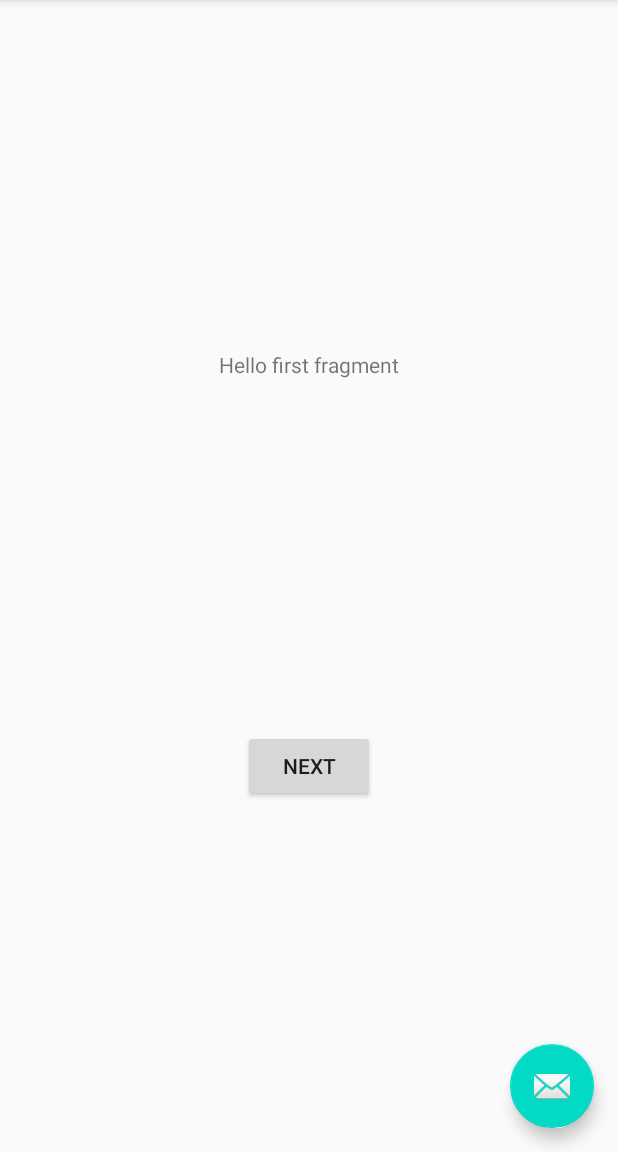
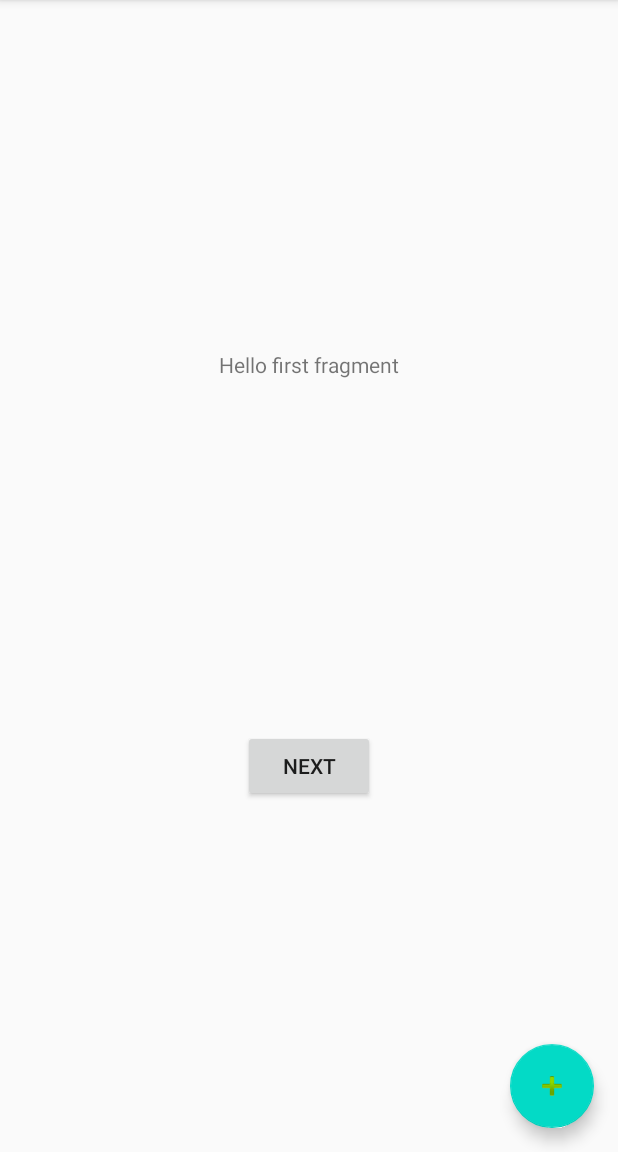
Before and after one commit to sasha007k/AddressBook, an Android app: the screen it shows after launch (MainActivity), on a phone screen of 412 x 824 dp, the part 84-1236 px from its top. Run offline under Robolectric (Android 15) with nearby library versions, the phone set to English and light mode, and no system bars.

Commit message:
added plus

```diff
--- a/app/src/main/res/layout/activity_main.xml
+++ b/app/src/main/res/layout/activity_main.xml
@@ -28,6 +28,7 @@
         android:layout_height="wrap_content"
         android:layout_gravity="bottom|end"
         android:layout_margin="@dimen/fab_margin"
-        app:srcCompat="@android:drawable/ic_dialog_email" />
+        android:backgroundTint="@color/design_default_color_secondary"
+        app:srcCompat="@android:drawable/ic_input_add" />
 
 </androidx.coordinatorlayout.widget.CoordinatorLayout>
```
